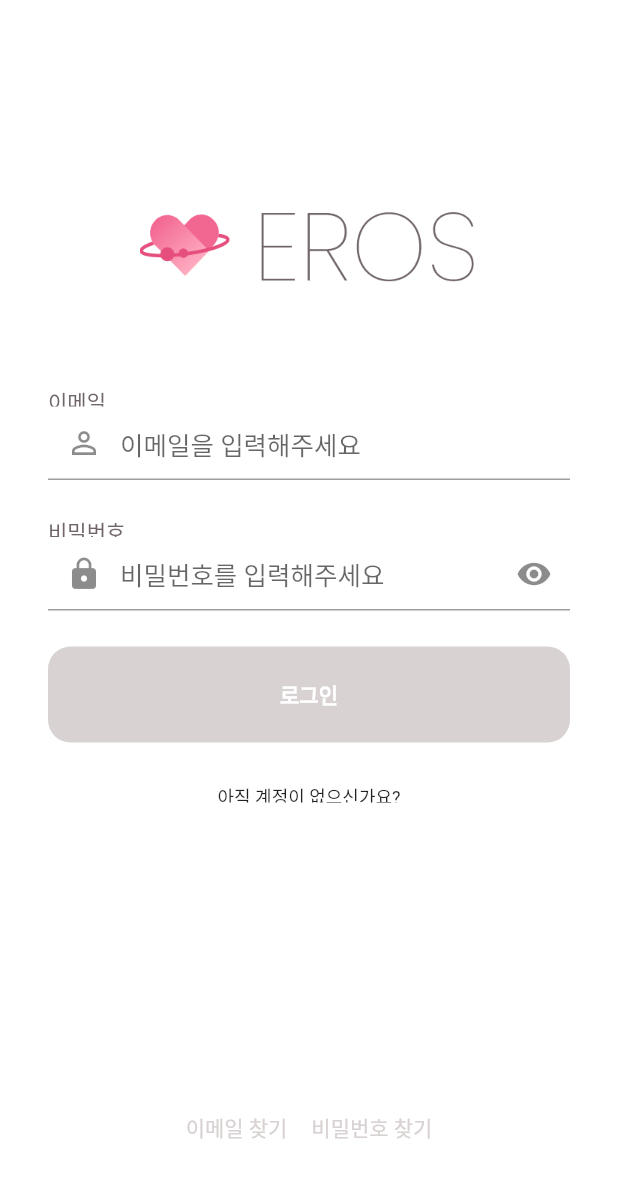
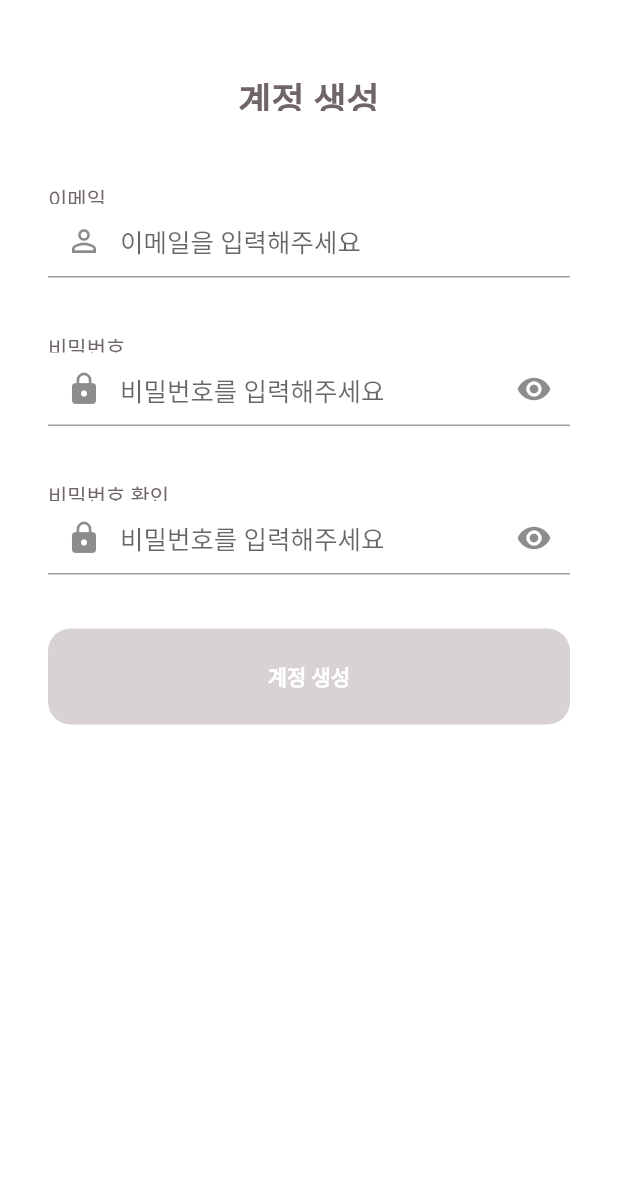
Before and after one commit to Junryeol/eros-dating-app, a Flutter app: the CreateAccountPage widget shown alone on an empty page, opened directly, on a phone screen of 412 x 824 dp. Shown: the top 1178 px of the screen. Run offline on Flutter 3.47's test engine with Material 2 defaults, Android fonts, the phone set to English and light mode, and no system bars; our stand-ins replace easy_localization, image_picker, page_view_indicators, shared_preferences; missing offline and left inert: flutter_picker, image_crop; accounts and stored records are empty; network calls fail; Roboto replaces fonts that are missing (KoPubDotum).

Commit message:
색 Skin 사용 & 스플래시 이미지 로딩 precache 시도

```diff
--- a/assets/translations/ko-KR.json
+++ b/assets/translations/ko-KR.json
@@ -12,6 +12,7 @@
   "email_wrong": "올바르지 않은 이메일 형식입니다",
   "email_find_title": "이메일 주소 찾기",
   "email_find_guide": "가입하신 휴대폰 번호로 회원님의\n이메일 주소를 보내드려요.",
+  "email_exists": "이미 사용 중인 이메일 주소입니다",
   "password": "비밀번호",
   "password_hint": "비밀번호를 입력해주세요",
   "password_find": "비밀번호 찾기",
--- a/lib/configs/init.dart
+++ b/lib/configs/init.dart
@@ -16,7 +16,6 @@ class Init {
     // TODO: 디바이스 네트워크 체크 추가 필요
     var rest = Rest();
     // globals.health = await rest.health();
-    log("after init");
   }
 
   static Widget page(BuildContext context, AsyncSnapshot<dynamic> snapshot) {
--- a/lib/configs/skin.dart
+++ b/lib/configs/skin.dart
@@ -5,7 +5,9 @@ class Skin {
   static final white = Color(0xffffffff);
   static final black = Color(0xff252528);
   static final grey = Color(0xff706569);
-  static final primary = Color(0xffffaec1);
+  static final lightgrey = Color(0xffd8d2d2);
+  static final bordergrey = Color(0xff9a9297);
+  static final primary = Color(0xfff2708f);
 
   static ThemeData light() {
     var brightness = Brightness.light;
--- a/lib/main.dart
+++ b/lib/main.dart
@@ -1,3 +1,4 @@
+import 'package:eros/widgets/pages/system/splash_page.dart';
 import 'package:flutter/material.dart';
 import 'package:flutter_picker/PickerLocalizationsDelegate.dart';
 import 'package:provider/provider.dart';
--- a/lib/widgets/components/checkboxs.dart
+++ b/lib/widgets/components/checkboxs.dart
@@ -21,9 +21,9 @@ class Checkboxs {
       children: <Widget>[
         Checkbox(
           activeColor: Color(0xfff2708f),
-          shape: RoundedRectangleBorder(
-            borderRadius: BorderRadius.circular(15)
-          ),
+          // shape: RoundedRectangleBorder(
+          //   borderRadius: BorderRadius.circular(15)
+          // ),
           value: value,
           onChanged: onChanged,
         ),
--- a/lib/widgets/pages/account/certification_page.dart
+++ b/lib/widgets/pages/account/certification_page.dart
@@ -1,4 +1,5 @@
 import 'package:easy_localization/easy_localization.dart';
+import 'package:eros/configs/skin.dart';
 import 'package:eros/utils/valid.dart';
 import 'package:eros/widgets/components/app_bars.dart';
 import 'package:eros/widgets/components/buttons.dart';
@@ -94,7 +95,7 @@ class _CertificationPageState extends State<CertificationPage> {
       return null;
     } else {
       setState(() {
-        _phonePrefixColor = Color(0xfff2708f);
+        _phonePrefixColor = Skin.primary;
       });
       return tr("phone_wrong");
     }
--- a/lib/widgets/pages/account/create_account_page.dart
+++ b/lib/widgets/pages/account/create_account_page.dart
@@ -1,11 +1,13 @@
 import 'dart:developer';
 
 import 'package:easy_localization/easy_localization.dart';
+import 'package:eros/configs/skin.dart';
 import 'package:eros/providers/auth.dart';
 import 'package:eros/utils/valid.dart';
 import 'package:eros/widgets/components/buttons.dart';
 import 'package:eros/widgets/components/scaffolds.dart';
 import 'package:eros/widgets/components/text_form_fields.dart';
+import 'package:eros/widgets/components/texts.dart';
 import 'package:flutter/foundation.dart';
 import 'package:flutter/material.dart';
 import 'package:flutter/widgets.dart';
@@ -23,17 +25,19 @@ class _CreateAccountPageState extends State<CreateAccountPage> {
 
   TextEditingController emailController = TextEditingController();
   TextEditingController passwordController = TextEditingController();
+  TextEditingController passwordConfirmController = TextEditingController();
 
   GlobalKey<FormState> _keyEmail = GlobalKey<FormState>();
   GlobalKey<FormState> _keyPassword = GlobalKey<FormState>();
-  FocusNode focusEmail, focusPassword;
+  GlobalKey<FormState> _keyPasswordConfirm = GlobalKey<FormState>();
+  FocusNode focusEmail, focusPassword, focusPasswordConfirm;
 
   bool _isEmailEmpty = true;
   bool _isPasswordEmpty = true;
   bool _passwordVisibility = false;
+  bool _passwordConfirmVisibility = false;
 
-  Color _emailPrefixColor;
-  Color _passwordPrefixColor;
+  Color _emailPrefixColor, _passwordPrefixColor, _passwordConfirmPrefixColor;
 
   @override
   void initState() {
@@ -41,16 +45,21 @@ class _CreateAccountPageState extends State<CreateAccountPage> {
 
     emailController.addListener(_onEmailChanged);
     passwordController.addListener(_onPasswordChanged);
+    passwordConfirmController.addListener(()=>{});
     focusEmail = FocusNode();
     focusPassword = FocusNode();
+    focusPasswordConfirm = FocusNode();
   }
 
   @override
   void dispose() {
     emailController.dispose();
     passwordController.dispose();
+    passwordConfirmController.dispose();
+
     focusEmail.dispose();
     focusPassword.dispose();
+    focusPasswordConfirm.dispose();
 
     super.dispose();
   }
@@ -76,6 +85,12 @@ class _CreateAccountPageState extends State<CreateAccountPage> {
   // 임시로 회원가입 때와 동일하게
   String _emailValidator(String value) {
     if (Valid.email(text: value.trim())) {
+      if (_requestEmailExists()) {
+        setState(() {
+          _emailPrefixColor = Skin.primary;
+        });
+        return tr("email_exists");
+      }
       setState(() {
         _emailPrefixColor = null;
       });
@@ -83,7 +98,7 @@ class _CreateAccountPageState extends State<CreateAccountPage> {
     }
     else {
       setState(() {
-        _emailPrefixColor = Color(0xfff2708f);
+        _emailPrefixColor = Skin.primary;
       });
       return tr("email_none");
     }
@@ -98,7 +113,7 @@ class _CreateAccountPageState extends State<CreateAccountPage> {
     }
     else {
       setState(() {
-        _passwordPrefixColor = Color(0xfff2708f);
+        _passwordPrefixColor = Skin.primary;
       });
       return tr("password_none");
     }
@@ -108,6 +123,16 @@ class _CreateAccountPageState extends State<CreateAccountPage> {
     setState(() {
       _passwordVisibility = !_passwordVisibility;
     });
+  }
+
+  bool _requestEmailExists() {
+    // TODO: 휴대폰 인증번호 전송 request
+    // response에 success/failed에 관련한 code 필요...?
+    var result = {
+      'code': 200
+    }; // 여기서 call하고 response 저장
+    // success code를 200이라 가정
+    return result['code'] == 200;
   }
 
   void _signIn() async {
@@ -137,16 +162,14 @@ class _CreateAccountPageState extends State<CreateAccountPage> {
       padding: EdgeInsets.fromLTRB(32, 0, 32, 0),
       child: Column(
         children: <Widget> [
-          SizedBox(height: 120),
-          Container(
-            child: Align(
-              alignment: Alignment.center,
-              child: Image(
-                width: 226,
-                height: 89,
-                image: AssetImage('assets/images/sign_in_logo.png')
-              ),
-            ),
+          SizedBox(height: 48),
+          Texts.basic(
+            context: context,
+            text: tr("create_account"),
+            textAlign: TextAlign.center,
+            height: 26,
+            fontSize: 24,
+            fontWeight: FontWeight.w700
           ),
           SizedBox(height: 48),
           TextFormFields.basic(
@@ -160,7 +183,7 @@ class _CreateAccountPageState extends State<CreateAccountPage> {
             focusNode: focusEmail,
             validator: _emailValidator,
           ),
-          SizedBox(height: 24),
+          SizedBox(height: 36),
           TextFormFields.basic(
             key: _keyPassword,
             context: context,
@@ -177,61 +200,30 @@ class _CreateAccountPageState extends State<CreateAccountPage> {
             focusNode: focusPassword,
             validator: _passwordValidator
           ),
-          SizedBox(height: 24),
+          SizedBox(height: 36),
+          TextFormFields.basic(
+            key: _keyPasswordConfirm,
+            context: context,
+            controller: passwordConfirmController,
+            labelText: tr('password_confirm'),
+            hintText: tr('password_hint'),
+            prefixIcon: Icon(Icons.lock, color: _passwordConfirmPrefixColor,),
+            suffixIcon: IconButton(
+              icon: Icon(_passwordConfirmVisibility ? Icons.visibility_off : Icons.visibility),
+              onPressed: _togglePasswordVisibility,
+            ),
+            obscureText: !_passwordConfirmVisibility,
+            keyboardType: TextInputType.visiblePassword,
+            focusNode: focusPassword,
+            validator: _passwordValidator
+          ),
+          SizedBox(height: 36),
           Buttons.primary(
             context: context,
-            text: tr('sign_in'),
+            text: tr('create_account'),
             active: !_isEmailEmpty & !_isPasswordEmpty,
             onPressed: _signIn
           ),
-          Container(
-            margin: EdgeInsets.only(top: 27),
-            height: 13,
-            child: Align(
-                alignment: Alignment.center,
-                child: Text(
-                  tr('sign_up_question'),
-                  style: TextStyle(fontSize: 12),
-                ),
-            )
-          ),
-          Container(
-              margin: EdgeInsets.only(top: 6),
-              height: 16,
-              child: Align(
-                  alignment: Alignment.center,
-                  child: Buttons.transparency(
-                  context: context,
-                  // 왜 안뜨지...;;
-                  text: tr('sign_up'),
-                  onPressed: ()=>{Navigator.pushNamed(context, "/sign_up")},
-                  //style: TextStyle(fontSize: 14),
-                ),
-            )
-          ),
-          Expanded(
-            child: Align(
-              alignment: Alignment.bottomCenter,
-              child: Row(
-                mainAxisAlignment: MainAxisAlignment.center, //Center Row contents horizontally,
-                crossAxisAlignment: CrossAxisAlignment.center, //Center Row contents vertically,
-                children: <Widget> [
-                  Buttons.transparency(
-                    context: context,
-                    text: tr('email_find'),
-                    onPressed: () => Navigator.pushNamed(context, "/find_email"),
-                  ),
-                  Divider(), // TODO: 컴포넌트 완성되면 대체
-                  Buttons.transparency(
-                    context: context,
-                    text: tr('password_find'),
-                    onPressed: () => Navigator.pushNamed(context, "/reset_password"),
-                  )
-                ],
-              )
-            )
-          ),
-          SizedBox(height: 48)
         ]
       ),
     );
--- a/lib/widgets/pages/account/reset_password_page.dart
+++ b/lib/widgets/pages/account/reset_password_page.dart
@@ -1,4 +1,5 @@
 import 'package:easy_localization/easy_localization.dart';
+import 'package:eros/configs/skin.dart';
 import 'package:eros/utils/valid.dart';
 import 'package:eros/widgets/components/app_bars.dart';
 import 'package:eros/widgets/components/buttons.dart';
@@ -59,7 +60,7 @@ class _ResetPasswordPageState extends State<ResetPasswordPage> {
     }
     else {
       setState(() {
-        _emailPrefixColor = Color(0xfff2708f);
+        _emailPrefixColor = Skin.primary;
       });
       return tr("email_wrong");
     }
@@ -127,7 +128,7 @@ class _ResetPasswordPageState extends State<ResetPasswordPage> {
               tr("password_reset_guide"),
               textAlign: TextAlign.center,
               style: TextStyle(
-                color: Color(0xffd8d2d2),
+                color: Skin.lightgrey,
                 height: 1.7,
                 fontSize: 14.0,
                 fontWeight: FontWeight.w300
--- a/lib/widgets/pages/account/sign_in_page.dart
+++ b/lib/widgets/pages/account/sign_in_page.dart
@@ -1,6 +1,7 @@
 import 'dart:developer';
 
 import 'package:easy_localization/easy_localization.dart';
+import 'package:eros/configs/skin.dart';
 import 'package:eros/providers/auth.dart';
 import 'package:eros/utils/valid.dart';
 import 'package:eros/widgets/components/buttons.dart';
@@ -81,7 +82,7 @@ class _SignInPageState extends State<SignInPage> {
     }
     else {
       setState(() {
-        _emailPrefixColor = Color(0xfff2708f);
+        _emailPrefixColor = Skin.primary;
       });
       return tr("email_none");
     }
@@ -96,7 +97,7 @@ class _SignInPageState extends State<SignInPage> {
     }
     else {
       setState(() {
-        _passwordPrefixColor = Color(0xfff2708f);
+        _passwordPrefixColor = Skin.primary;
       });
       return tr("password_none");
     }
```
Also changed, not shown: lib/widgets/pages/account/find_email_page.dart (+4 -3 lines), lib/widgets/pages/account/terms_agreement_page.dart (+4 -17 lines), lib/widgets/pages/system/splash_page.dart (+20 -13 lines).
